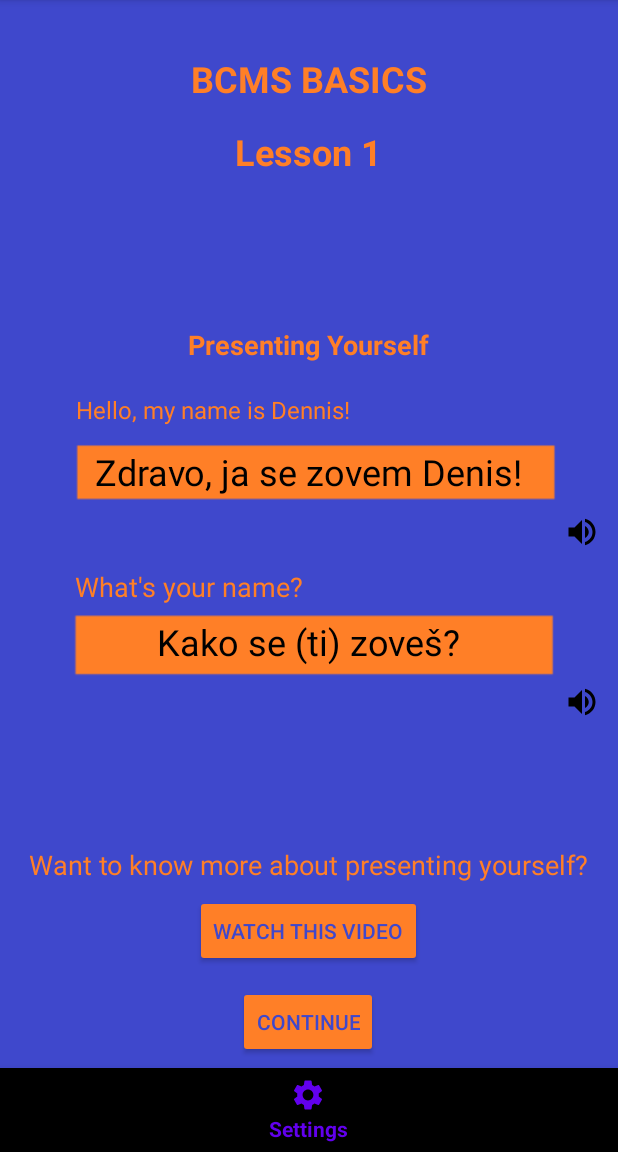
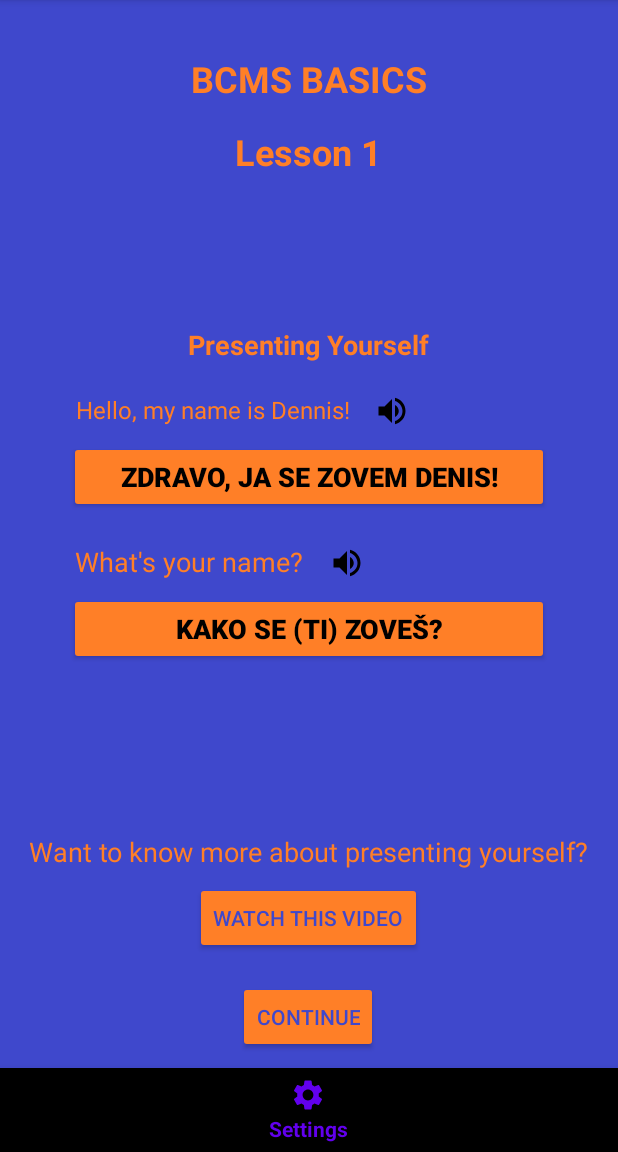
Before and after one commit to Irfan044/BPR2-IrfanCatovic, an Android app: the BeginnerScreenFragment screen opened through its navigation route, on a phone screen of 412 x 824 dp, the part 84-1236 px from its top. Run offline under Robolectric (Android 15) with nearby library versions, the phone set to English and light mode, and no system bars; our stand-ins replace Firebase (no records; nobody signed in at launch, a user with empty details on screens opened directly).

Commit message:
Implemented (based on feedback from usability test): - Difficulties shown in quiz menu - Text Buttons launching sound - Visual red and green colors for right and wrong answers

```diff
--- a/app/src/main/java/com/example/learningbcms/views/BeginnerScreenFragment.java
+++ b/app/src/main/java/com/example/learningbcms/views/BeginnerScreenFragment.java
@@ -20,8 +20,8 @@ public class BeginnerScreenFragment extends Fragment {
     private NavController navController;
     private Button continueButton;
     private MediaPlayer mediaPlayer;
-    private ImageButton speakerButton1;
-    private ImageButton speakerButton2;
+    private Button buttonSpeaker1;
+    private Button buttonSpeaker2;
 
     @Override
     public View onCreateView(LayoutInflater inflater, ViewGroup container,
@@ -41,17 +41,17 @@ public class BeginnerScreenFragment extends Fragment {
         mediaPlayer = MediaPlayer.create(requireContext(), R.raw.dennissound);
 
         // Initialize ImageButtons by their IDs
-        speakerButton1 = rootView.findViewById(R.id.speakerButton1);
-        speakerButton2 = rootView.findViewById(R.id.speakerButton2);
+        buttonSpeaker1 = rootView.findViewById(R.id.buttonSpeaker1);
+        buttonSpeaker2 = rootView.findViewById(R.id.buttonSpeaker2);
 
-        speakerButton1.setOnClickListener(new View.OnClickListener() {
+        buttonSpeaker1.setOnClickListener(new View.OnClickListener() {
             @Override
             public void onClick(View v) {
                 playSound(R.raw.dennissound);
             }
         });
 
-        speakerButton2.setOnClickListener(new View.OnClickListener() {
+        buttonSpeaker2.setOnClickListener(new View.OnClickListener() {
             @Override
             public void onClick(View v) {
                 playSound(R.raw.kakosezovessound);
--- a/app/src/main/java/com/example/learningbcms/views/ResultFragment.java
+++ b/app/src/main/java/com/example/learningbcms/views/ResultFragment.java
@@ -1,5 +1,6 @@
 package com.example.learningbcms.views;
 
+import android.graphics.Color;
 import android.os.Bundle;
 
 import androidx.annotation.NonNull;
@@ -92,10 +93,19 @@ public class ResultFragment extends Fragment {
                 notAnswered.setText(noAnswer.toString());
 
                 Long total = correct + wrong + noAnswer;
-                Long percent = (correct*100)/total;
-
+                Long percent = (correct * 100) / total;
                 percentTv.setText(String.valueOf(percent));
                 scoreProgressbar.setProgress(percent.intValue());
+
+                if (percent >= 0 && percent <= 33) {
+                    percentTv.setTextColor(Color.RED);
+                } else if (percent >= 34 && percent <= 67) {
+                    percentTv.setTextColor(Color.YELLOW);
+                } else if (percent >= 68 && percent <= 90) {
+                    percentTv.setTextColor(Color.GREEN);
+                } else if (percent >= 91 && percent <= 100) {
+                    percentTv.setTextColor(Color.parseColor("#FFD700"));
+                }
 
             }
         });
--- a/app/src/main/res/layout/fragment_beginner_screen.xml
+++ b/app/src/main/res/layout/fragment_beginner_screen.xml
@@ -3,7 +3,7 @@
     xmlns:tools="http://schemas.android.com/tools"
     android:layout_width="match_parent"
     android:layout_height="match_parent"
-    android:background="@drawable/bckgrndbeginner"
+    android:background="#3F48CC"
     xmlns:app="http://schemas.android.com/apk/res-auto"
     tools:context=".views.BeginnerScreenFragment">
 
@@ -67,25 +67,32 @@
             android:text="Hello, my name is Dennis!"
             android:textColor="#FF7F27"
             android:textSize="16sp"
-            android:layout_marginTop="20dp"/>
+            android:layout_marginTop="20dp" />
 
-        <TextView
-            android:layout_width="315dp"
+        <ImageView
+            android:id="@+id/imageViewSpeaker1"
+            android:layout_width="wrap_content"
             android:layout_height="wrap_content"
+            android:layout_marginStart="55dp"
+            android:layout_marginTop="-22dp"
+            android:src="@drawable/baseline_speaker"
+            app:layout_constraintStart_toEndOf="@+id/textViewDennis"
+            app:layout_constraintTop_toTopOf="@+id/textViewDennis" />
+
+        <Button
+            android:id="@+id/buttonSpeaker1"
+            android:layout_width="320dp"
+            android:layout_height="wrap_content"
+            android:layout_marginTop="8dp"
             android:text="Zdravo, ja se zovem Denis!"
+            android:backgroundTint="#FF7F27"
             android:textColor="@color/black"
-            android:gravity="center"
-            android:textSize="24sp"
-            android:layout_marginTop="14dp"/>
-
-        <ImageButton
-            android:id="@+id/speakerButton1"
-            android:layout_width="wrap_content"
-            android:layout_height="48dp"
-            android:layout_gravity="end"
-            android:contentDescription="Speaker Button"
-            android:backgroundTint="#00FFFFFF"
-            android:src="@drawable/baseline_speaker" />
+            android:textSize="18sp"
+            android:textStyle="bold"
+            app:layout_constraintEnd_toEndOf="parent"
+            app:layout_constraintHorizontal_bias="0.5"
+            app:layout_constraintStart_toStartOf="parent"
+            app:layout_constraintTop_toBottomOf="@+id/textViewDennis" />
 
         <TextView
             android:id="@+id/textViewYourName"
@@ -94,25 +101,33 @@
             android:layout_marginStart="-80dp"
             android:text="What's your name?"
             android:textColor="#FF7F27"
-            android:textSize="18sp" />
+            android:textSize="18sp"
+            app:layout_constraintTop_toBottomOf="@+id/buttonSpeaker1"
+            android:layout_marginTop="20dp"/>
 
-        <TextView
-            android:layout_width="315dp"
+        <ImageView
+            android:id="@+id/imageViewSpeaker2"
+            android:layout_width="wrap_content"
             android:layout_height="wrap_content"
-            android:gravity="center"
+            android:layout_marginStart="25dp"
+            android:layout_marginTop="-23dp"
+            android:src="@drawable/baseline_speaker"
+            app:layout_constraintStart_toEndOf="@+id/textViewYourName"
+            app:layout_constraintTop_toTopOf="@+id/textViewYourName" />
+
+        <Button
+            android:id="@+id/buttonSpeaker2"
+            android:layout_width="320dp"
+            android:layout_height="wrap_content"
+            android:layout_marginTop="8dp"
             android:text="Kako se (ti) zoveš?"
-            android:textSize="24sp"
+            android:textSize="18sp"
             android:textColor="@color/black"
-            android:layout_marginTop="8dp"/>
-
-        <ImageButton
-            android:id="@+id/speakerButton2"
-            android:layout_width="wrap_content"
-            android:layout_height="48dp"
-            android:layout_gravity="end"
-            android:backgroundTint="#00FFFFFF"
-            android:contentDescription="Speaker Button"
-            android:src="@drawable/baseline_speaker" />
+            android:textStyle="bold"
+            android:backgroundTint="#FF7F27"
+            app:layout_constraintEnd_toEndOf="parent"
+            app:layout_constraintTop_toBottomOf="@+id/textViewYourName"
+            app:layout_constraintStart_toStartOf="parent" />
 
     </LinearLayout>
 
@@ -120,7 +135,7 @@
         android:id="@+id/textViewMoreInfo"
         android:layout_width="wrap_content"
         android:layout_height="wrap_content"
-        android:layout_marginTop="72dp"
+        android:layout_marginTop="112dp"
         android:text="Want to know more about presenting yourself?"
         android:textColor="#FF7F27"
         android:textSize="18sp"
--- a/app/src/main/res/layout/fragment_result.xml
+++ b/app/src/main/res/layout/fragment_result.xml
@@ -4,9 +4,8 @@
     xmlns:tools="http://schemas.android.com/tools"
     android:layout_width="match_parent"
     android:layout_height="match_parent"
-    android:background="@color/colorAccent"
+    android:background="#3F48CC"
     tools:context=".views.ResultFragment">
-
 
     <Button
         android:id="@+id/home_btn"
@@ -15,9 +14,9 @@
         android:layout_marginStart="24dp"
         android:layout_marginEnd="24dp"
         android:layout_marginBottom="32dp"
-        android:background="@color/colorPrimary"
+        android:background="#FF7F27"
         android:text="Go To Home"
-        android:textColor="@color/design_default_color_primary"
+        android:textColor="@color/black"
         app:layout_constraintBottom_toBottomOf="parent"
         app:layout_constraintEnd_toEndOf="parent"
         app:layout_constraintHorizontal_bias="0.5"
@@ -30,7 +29,7 @@
         android:layout_height="120dp"
         android:layout_marginTop="24dp"
         android:progressDrawable="@drawable/circular_progressbar"
-        android:indeterminateTint="@color/colorPrimary"
+        android:indeterminateTint="@color/red"
         app:layout_constraintEnd_toEndOf="parent"
         app:layout_constraintHorizontal_bias="0.5"
         app:layout_constraintStart_toStartOf="parent"
@@ -41,7 +40,7 @@
         android:layout_width="wrap_content"
         android:layout_height="wrap_content"
         android:text="90%"
-        android:textColor="@color/colorPrimaryDark"
+        android:textColor="#FF7F27"
         android:textSize="25sp"
         android:textStyle="bold"
         app:layout_constraintBottom_toBottomOf="@+id/resultCoutProgressBar"
@@ -55,7 +54,7 @@
         android:layout_height="wrap_content"
         android:layout_marginTop="40dp"
         android:text="Result"
-        android:textColor="@color/design_default_color_primary"
+        android:textColor="#FF7F27"
         android:textSize="30sp"
         android:textStyle="bold"
         app:layout_constraintEnd_toEndOf="parent"
@@ -70,7 +69,7 @@
         android:layout_marginStart="24dp"
         android:layout_marginTop="104dp"
         android:text="Correct Answers :"
-        android:textColor="@color/colorPrimaryDark"
+        android:textColor="@color/green"
         android:textSize="17sp"
         app:layout_constraintStart_toStartOf="parent"
         app:layout_constraintTop_toBottomOf="@+id/resultCoutProgressBar" />
@@ -81,7 +80,7 @@
         android:layout_height="wrap_content"
         android:layout_marginStart="24dp"
         android:layout_marginTop="32dp"
-        android:textColor="@color/colorPrimaryDark"
+        android:textColor="@color/red"
         android:text="Wrong Answers :"
         android:textSize="17sp"
         app:layout_constraintStart_toStartOf="parent"
@@ -93,7 +92,7 @@
         android:layout_height="wrap_content"
         android:layout_marginStart="24dp"
         android:layout_marginTop="32dp"
-        android:textColor="@color/colorPrimaryDark"
+        android:textColor="@color/black"
         android:textSize="17sp"
         android:text="Not Answered Questions :"
         app:layout_constraintStart_toStartOf="parent"
@@ -105,7 +104,7 @@
         android:layout_height="wrap_content"
         android:layout_marginEnd="32dp"
         android:text="NA"
-        android:textColor="@color/design_default_color_primary"
+        android:textColor="@color/green"
         android:textSize="17sp"
         app:layout_constraintEnd_toEndOf="parent"
         app:layout_constraintTop_toTopOf="@+id/textView8" />
@@ -116,7 +115,7 @@
         android:layout_height="wrap_content"
         android:layout_marginEnd="32dp"
         android:text="NA"
-        android:textColor="@color/design_default_color_primary"
+        android:textColor="@color/red"
         android:textSize="17sp"
         app:layout_constraintEnd_toEndOf="parent"
         app:layout_constraintTop_toTopOf="@+id/textView9" />
@@ -127,7 +126,7 @@
         android:layout_height="wrap_content"
         android:layout_marginEnd="32dp"
         android:text="NA"
-        android:textColor="@color/design_default_color_primary"
+        android:textColor="@color/black"
         android:textSize="17sp"
         app:layout_constraintEnd_toEndOf="parent"
         app:layout_constraintTop_toTopOf="@+id/textView10" />
```
